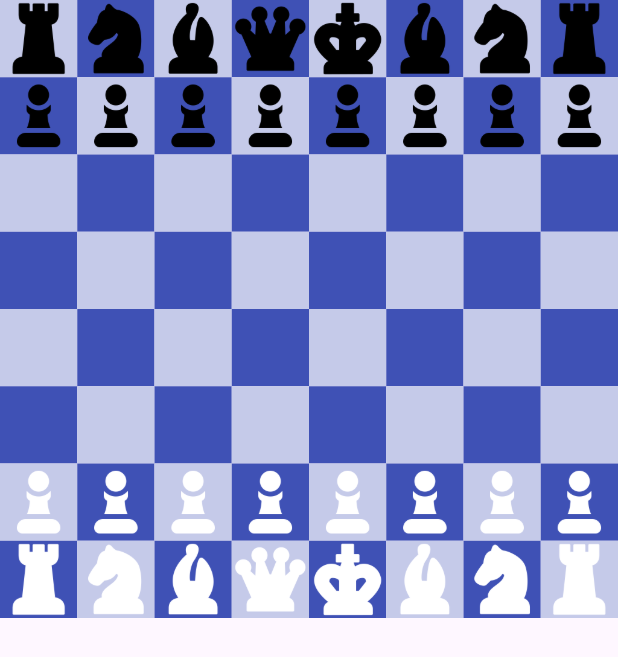
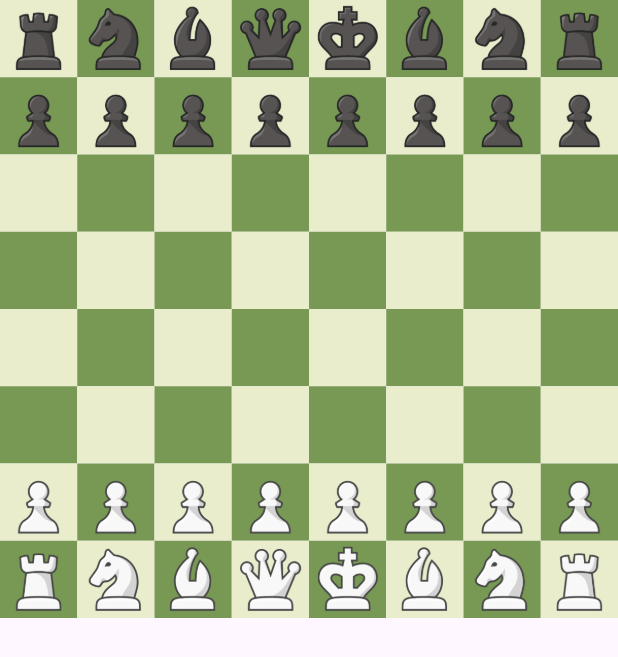
Before and after one commit to ptuxnet/Chess, a Flutter app: the screen it shows after launch, on a phone screen of 412 x 824 dp. Shown: the top 657 px of the screen. Run offline on Flutter 3.47's test engine with Material 3 defaults, Android fonts, the phone set to English and light mode, and no system bars.

Commit message:
style(chess): update board and piece colors to match chess.com theme
Refined visuals for a more authentic look.
Adjusted board color palette and replaced piece assets to resemble chess.com styling.

```diff
--- a/lib/helper/helper_function.dart
+++ b/lib/helper/helper_function.dart
@@ -1,7 +1,7 @@
 bool isWhite(int index) {
   int x = index % 8;
   int y = index ~/ 8;
-  bool isGreen = (x + y) % 2 == 0;
+  bool isWhite = (x + y) % 2 == 0;
 
-  return isGreen;
+  return isWhite;
 }
--- a/lib/main.dart
+++ b/lib/main.dart
@@ -8,7 +8,7 @@ void main() {
 class MyApp extends StatelessWidget {
   const MyApp({super.key});
 
-  // This widget is the root of your application.
+  // Root of the application.
   @override
   Widget build(BuildContext context) {
     return MaterialApp(
--- a/lib/widgets/square_box.dart
+++ b/lib/widgets/square_box.dart
@@ -20,24 +20,16 @@ class SquareBox extends StatelessWidget {
     Color? squareBoxColor;
 
     if (isSelected) {
-      squareBoxColor = Colors.green[400];
+      squareBoxColor = Colors.lime.shade500;
     } else {
-      squareBoxColor = isWhite ? Colors.indigo[100] : Colors.indigo[500];
+      squareBoxColor = isWhite ? Color(0xffE9EDCC) : Color(0xff779954);
     }
 
     return GestureDetector(
       onTap: onTap,
       child: Container(
         color: squareBoxColor,
-        child: piece != null
-            ? FittedBox(
-                fit: BoxFit.contain,
-                child: Image.asset(
-                  piece!.imagePath,
-                  color: piece!.isWhite ? Colors.white : Colors.black,
-                ),
-              )
-            : null,
+        child: piece != null ? Image.asset(piece!.imagePath) : null,
       ),
     );
   }
```
Also changed, not shown: lib/chess_board.dart (+11 -9 lines), assets/bishop.png, assets/king.png, assets/knight.png, assets/pawn.png, assets/queen.png, assets/rook.png, assets/white_bishop.png (added), assets/white_king.png (added), assets/white_knight.png (added), assets/white_pawn.png (added), assets/white_queen.png (added), assets/white_rook.png (added).
